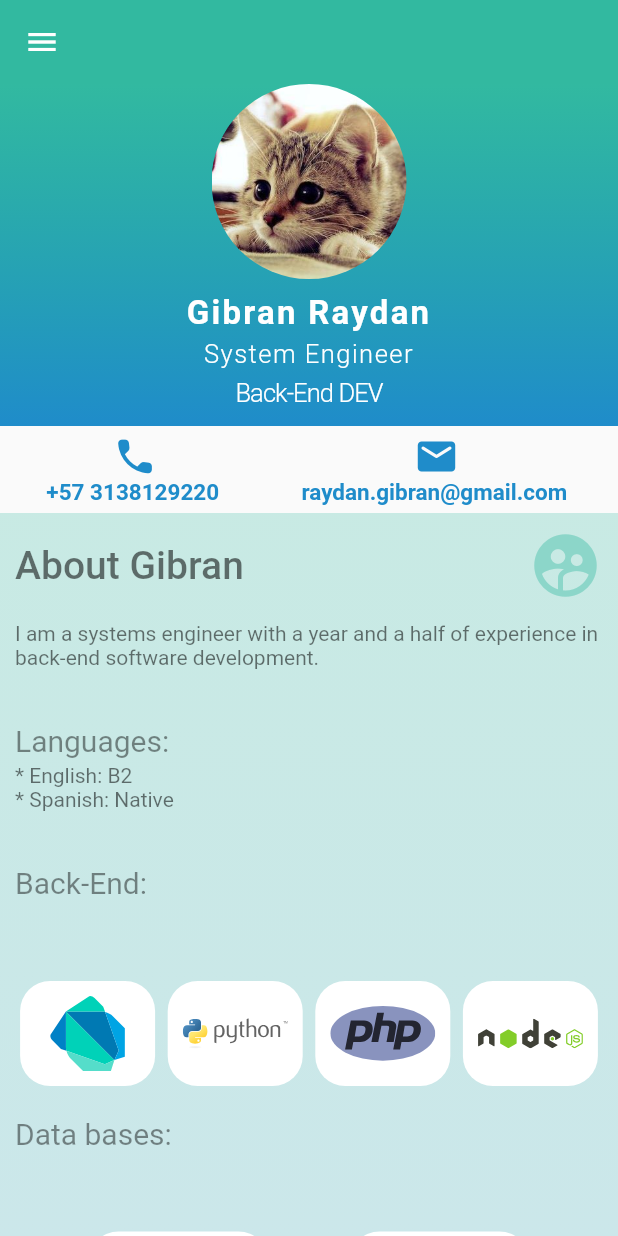
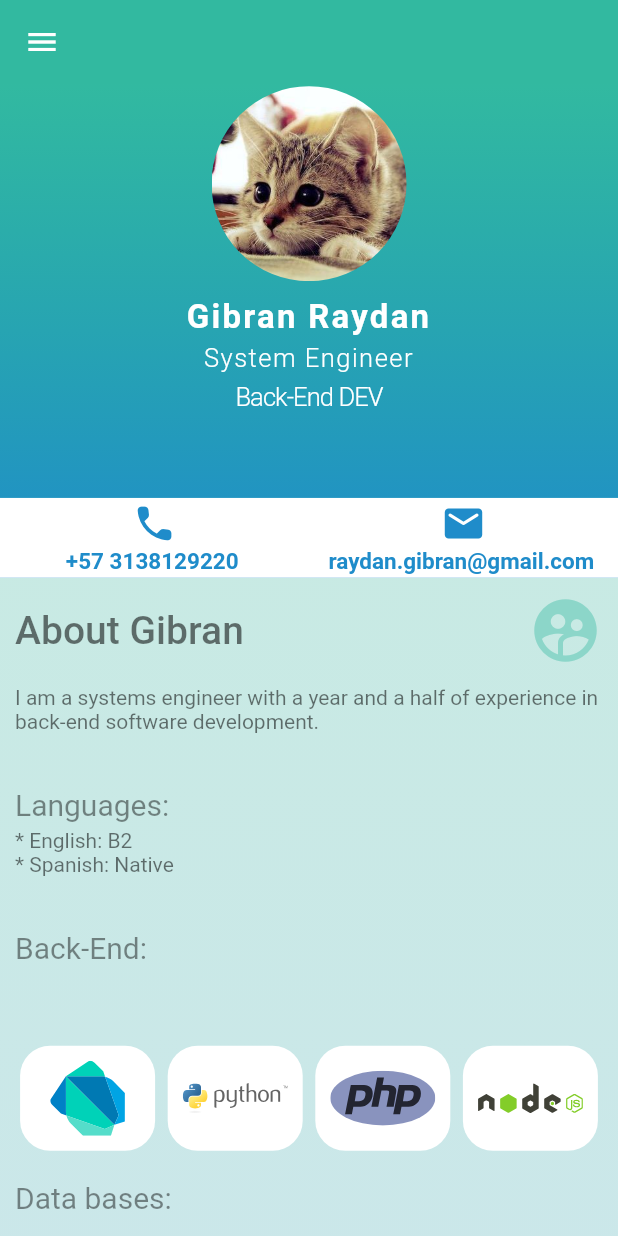
Before and after one commit to GibranRaydan/Gibran-Raydan-Flutter, a Flutter app: the screen it shows after launch, on a phone screen of 412 x 824 dp. Run offline on Flutter 3.47's test engine with Material 2 defaults, Android fonts, the light colour scheme and no system bars; our stand-ins replace flutter_svg, rxdart.

Commit message:
expanded first try

```diff
--- a/lib/src/pages/profile_page.dart
+++ b/lib/src/pages/profile_page.dart
@@ -29,12 +29,12 @@ class ProfilePage extends StatelessWidget {
             child: Column(
               mainAxisAlignment: MainAxisAlignment.start,
               children: [
-                ProfileTop(
-                  profilePictureUrl: 'assets/cat.jpg',
+                Expanded(flex: 3,
+                  child: ProfileTop(
+                    profilePictureUrl: 'assets/cat.jpg',
+                  ),
                 ),
-                ContactInformation(
-                    phone: '+57 3138129220', email: 'raydan.gibran@gmail.com'),
-                ProfileScroll(),
+                Expanded(flex: 4, child: ProfileScroll()),
               ],
             ),
           ),
--- a/lib/src/pages/widgets/profile_page_widgets/contact_information.dart
+++ b/lib/src/pages/widgets/profile_page_widgets/contact_information.dart
@@ -9,12 +9,13 @@ class ContactInformation extends StatelessWidget {
   @override
   Widget build(BuildContext context) {
     return Container(
-      margin: EdgeInsets.all(5),
-
+      // margin: EdgeInsets.only(top: 30),
+      color: Colors.white,
       child: Row(
         mainAxisAlignment: MainAxisAlignment.spaceEvenly,
         children: [
-          Container(
+          Expanded(
+            child: Container(
               color: Colors.transparent,
               child: Column(
                 mainAxisAlignment: MainAxisAlignment.spaceEvenly,
@@ -34,8 +35,9 @@ class ContactInformation extends StatelessWidget {
                 ],
               ),
             ),
-          Divider(),
-          Container(
+          ),
+          Expanded(
+            child: Container(
               color: Colors.transparent,
               child: Column(
                 mainAxisAlignment: MainAxisAlignment.spaceEvenly,
@@ -55,6 +57,7 @@ class ContactInformation extends StatelessWidget {
                 ],
               ),
             ),
+          ),
         ],
       ),
     );
--- a/lib/src/pages/widgets/profile_page_widgets/profile_scroll.dart
+++ b/lib/src/pages/widgets/profile_page_widgets/profile_scroll.dart
@@ -6,7 +6,7 @@ class ProfileScroll extends StatelessWidget {
 
   @override
   Widget build(BuildContext context) {
-    return Expanded(
+    return Container(
       child: SingleChildScrollView(
         child: Column(
           children: [
--- a/lib/src/pages/widgets/profile_page_widgets/profile_top.dart
+++ b/lib/src/pages/widgets/profile_page_widgets/profile_top.dart
@@ -1,4 +1,5 @@
 import 'package:flutter/material.dart';
+import 'package:login_bloc/src/pages/widgets/profile_page_widgets/widgets.dart';
 
 class ProfileTop extends StatelessWidget {
   const ProfileTop({Key key, this.profilePictureUrl}) : super(key: key);
@@ -7,7 +8,6 @@ class ProfileTop extends StatelessWidget {
   @override
   Widget build(BuildContext context) {
     return Container(
-      width: double.infinity,
       decoration: BoxDecoration(
           gradient: LinearGradient(
               begin: Alignment.topCenter,
@@ -17,12 +17,16 @@ class ProfileTop extends StatelessWidget {
             Color.fromRGBO(31, 140, 202, 1)
           ])),
       child: Column(
-        mainAxisAlignment: MainAxisAlignment.spaceAround,
+        mainAxisAlignment: MainAxisAlignment.center,
         children: [
-          _profilePicture(),
+          Expanded(flex: 5, child: _profilePicture()),
           SizedBox(height: 10),
-          _profileTitle(),
-          SizedBox(height: 10),
+          Expanded(flex: 5, child: _profileTitle()),
+          Expanded(
+            flex: 2,
+            child: ContactInformation(
+                phone: '+57 3138129220', email: 'raydan.gibran@gmail.com'),
+          ),
         ],
       ),
     );
@@ -33,18 +37,15 @@ class ProfileTop extends StatelessWidget {
       height: 130.0,
       width: 130,
       decoration: BoxDecoration(
-        shape: BoxShape.circle,
-        //color: Colors.red,
-        image: DecorationImage(
-          fit: BoxFit.fill,
-          image: AssetImage(profilePictureUrl)
-        )
-      ),
+          shape: BoxShape.circle,
+          //color: Colors.red,
+          image: DecorationImage(image: AssetImage(profilePictureUrl))),
     );
   }
 
   Container _profileTitle() {
     return Container(
+      margin: EdgeInsets.only(bottom: 5),
       color: Colors.transparent,
       child: RichText(
           textAlign: TextAlign.center,
```
Lines whose indentation alone changed are shown as unchanged.
